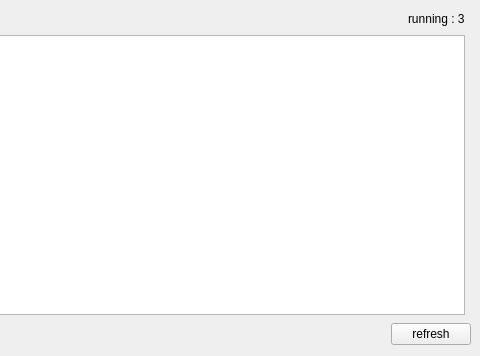
Old version of the form rbhusUI/lib/rbhusHostMod.ui in the repository aumanimationstudios/rbhus; both pictures show x 333 to 813 and y 0 to 356 of the 813 by 356 pixel window.
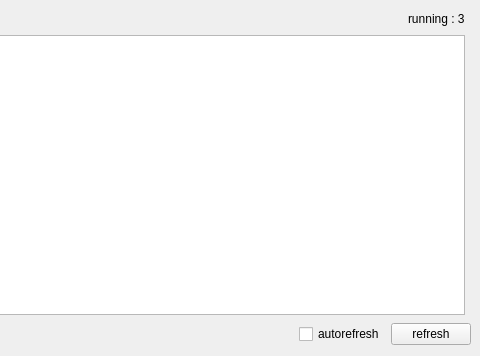
New version of the form.

```diff
--- a/rbhusUI/lib/rbhusHostMod.ui
+++ b/rbhusUI/lib/rbhusHostMod.ui
@@ -225,6 +225,13 @@
         </property>
        </spacer>
       </item>
+      <item>
+       <widget class="QCheckBox" name="checkRefresh">
+        <property name="text">
+         <string>autorefresh</string>
+        </property>
+       </widget>
+      </item>
       <item>
        <widget class="QPushButton" name="pushRefresh">
         <property name="text">
```
